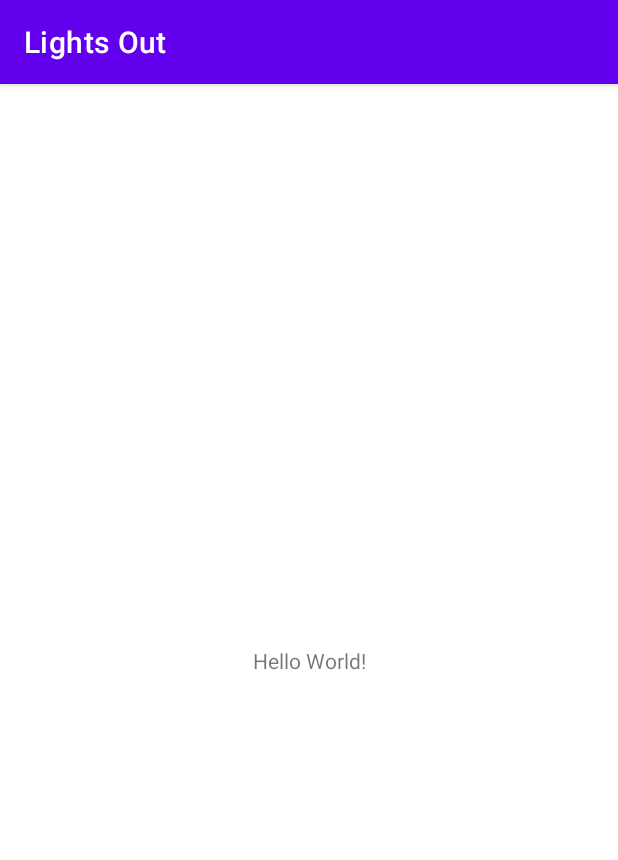
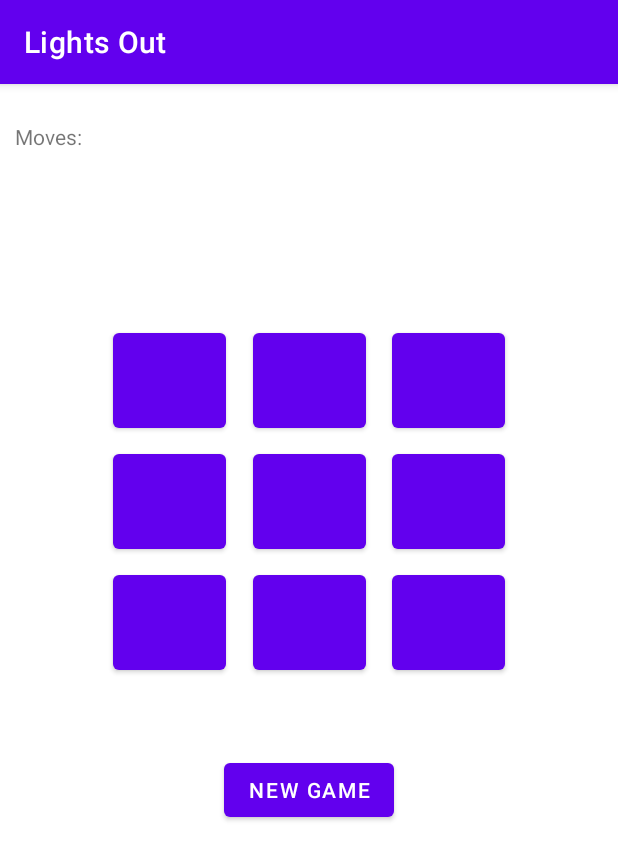
Before and after one commit to ip5038/moible-app-hw6, an Android app: the screen it shows after launch (MainActivity), on a phone screen of 412 x 824 dp. Shown: the top 860 px of the screen. Run offline under Robolectric (Android 15) with nearby library versions, the phone set to English and light mode, and no system bars.

Commit message:
added nav graph

```diff
--- a/app/build.gradle
+++ b/app/build.gradle
@@ -25,6 +25,10 @@ android {
         sourceCompatibility JavaVersion.VERSION_1_8
         targetCompatibility JavaVersion.VERSION_1_8
     }
+
+    buildFeatures {
+        viewBinding true
+    }
 }
 
 dependencies {
@@ -35,4 +39,9 @@ dependencies {
     testImplementation 'junit:junit:4.13.2'
     androidTestImplementation 'androidx.test.ext:junit:1.1.3'
     androidTestImplementation 'androidx.test.espresso:espresso-core:3.4.0'
+
+    // Java language implementation
+    def nav_version = "2.5.2"
+    implementation "androidx.navigation:navigation-fragment:$nav_version"
+    implementation "androidx.navigation:navigation-ui:$nav_version"
 }
--- a/app/src/main/java/com/mobileapp/hw06/GameBoardFragment.java
+++ b/app/src/main/java/com/mobileapp/hw06/GameBoardFragment.java
@@ -7,13 +7,63 @@ import androidx.fragment.app.Fragment;
 import android.view.LayoutInflater;
 import android.view.View;
 import android.view.ViewGroup;
+import android.widget.Button;
 
-public class GameBoardFragment extends Fragment {
+import com.mobileapp.hw06.databinding.FragmentGameBoardBinding;
+
+import java.util.ArrayList;
+import java.util.List;
+
+public class GameBoardFragment extends Fragment implements View.OnClickListener {
+    private FragmentGameBoardBinding binding;
+    private Button newGameButton;
+    private List<List<Button>> gameBoard;
+
     @Override
     public View onCreateView(LayoutInflater inflater, ViewGroup container,
                              Bundle savedInstanceState) {
+        binding = FragmentGameBoardBinding.inflate(getLayoutInflater());
+        View view = binding.getRoot();
+        newGameButton = binding.newGameButton;
+        setUpGameBoard();
 
-        // Inflate the layout for this fragment
-        return inflater.inflate(R.layout.fragment_game_board, container, false);
+        return view;
+    }
+
+    @Override
+    public void onClick(View v)
+    {
+        String btnId = getResources().getResourceEntryName(v.getId());
+        int btnIdLength = btnId.length();
+        int row = btnId.charAt(btnIdLength - 2) - 48;
+        int col = btnId.charAt(btnIdLength - 1) - 48;
+
+    }
+
+    private void setUpGameBoard()
+    {
+        List<Button> row0 = new ArrayList<Button>();
+        List<Button> row1 = new ArrayList<Button>();
+        List<Button> row2 = new ArrayList<Button>();
+        gameBoard = new ArrayList<List<Button>>();
+        row0.add(binding.light00);
+        row0.add(binding.light01);
+        row0.add(binding.light02);
+        row1.add(binding.light10);
+        row1.add(binding.light11);
+        row1.add(binding.light12);
+        row2.add(binding.light20);
+        row2.add(binding.light21);
+        row2.add(binding.light22);
+        gameBoard.add(row0);
+        gameBoard.add(row1);
+        gameBoard.add(row2);
+
+        for(List<Button> row : gameBoard) {
+            for(Button b : row) {
+                b.setOnClickListener(this);
+            }
+        }
+
     }
 }
--- a/app/src/main/res/layout/activity_main.xml
+++ b/app/src/main/res/layout/activity_main.xml
@@ -1,18 +1,14 @@
 <?xml version="1.0" encoding="utf-8"?>
-<androidx.constraintlayout.widget.ConstraintLayout xmlns:android="http://schemas.android.com/apk/res/android"
+<androidx.fragment.app.FragmentContainerView xmlns:android="http://schemas.android.com/apk/res/android"
+    android:id="@+id/nav_host_fragment"
+    android:name="androidx.navigation.fragment.NavHostFragment"
     xmlns:app="http://schemas.android.com/apk/res-auto"
     xmlns:tools="http://schemas.android.com/tools"
     android:layout_width="match_parent"
     android:layout_height="match_parent"
+    app:navGraph="@navigation/nav_graph"
+    app:defaultNavHost = "true"
     tools:context=".MainActivity">
 
-    <TextView
-        android:layout_width="wrap_content"
-        android:layout_height="wrap_content"
-        android:text="Hello World!"
-        app:layout_constraintBottom_toBottomOf="parent"
-        app:layout_constraintEnd_toEndOf="parent"
-        app:layout_constraintStart_toStartOf="parent"
-        app:layout_constraintTop_toTopOf="parent" />
 
-</androidx.constraintlayout.widget.ConstraintLayout>
+</androidx.fragment.app.FragmentContainerView>
--- a/app/src/main/res/layout/fragment_game_board.xml
+++ b/app/src/main/res/layout/fragment_game_board.xml
@@ -115,4 +115,14 @@
         app:layout_constraintEnd_toEndOf="parent"
         app:layout_constraintTop_toBottomOf="@+id/light12" />
 
+    <Button
+        android:id="@+id/newGameButton"
+        android:layout_width="wrap_content"
+        android:layout_height="wrap_content"
+        android:layout_marginTop="50dp"
+        android:text="@string/newGameButtonTitle"
+        app:layout_constraintEnd_toEndOf="parent"
+        app:layout_constraintStart_toStartOf="parent"
+        app:layout_constraintTop_toBottomOf="@+id/light21" />
+
 </androidx.constraintlayout.widget.ConstraintLayout>
--- /dev/null
+++ b/app/src/main/res/navigation/nav_graph.xml
@@ -0,0 +1,13 @@
+<?xml version="1.0" encoding="utf-8"?>
+<navigation xmlns:android="http://schemas.android.com/apk/res/android"
+    xmlns:app="http://schemas.android.com/apk/res-auto"
+    xmlns:tools="http://schemas.android.com/tools"
+    android:id="@+id/nav_graph"
+    app:startDestination="@id/gameBoardFragment">
+
+    <fragment
+        android:id="@+id/gameBoardFragment"
+        android:name="com.mobileapp.hw06.GameBoardFragment"
+        android:label="fragment_game_board"
+        tools:layout="@layout/fragment_game_board" />
+</navigation>
--- a/app/src/main/res/values/strings.xml
+++ b/app/src/main/res/values/strings.xml
@@ -3,4 +3,5 @@
     <!-- TODO: Remove or change this placeholder text -->
     <string name="hello_blank_fragment">Hello blank fragment</string>
     <string name="movesLabel">Moves:</string>
+    <string name="newGameButtonTitle">New Game</string>
 </resources>
```
